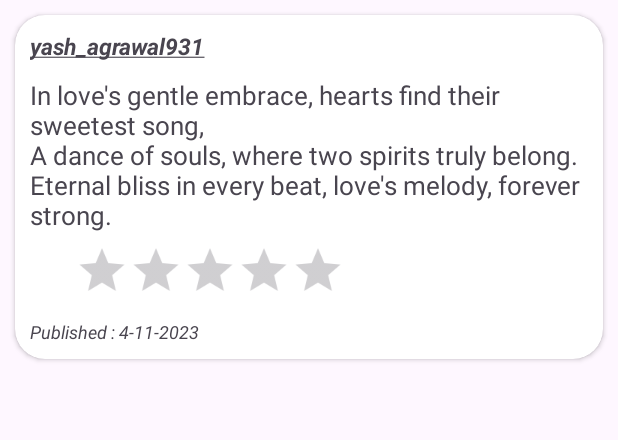
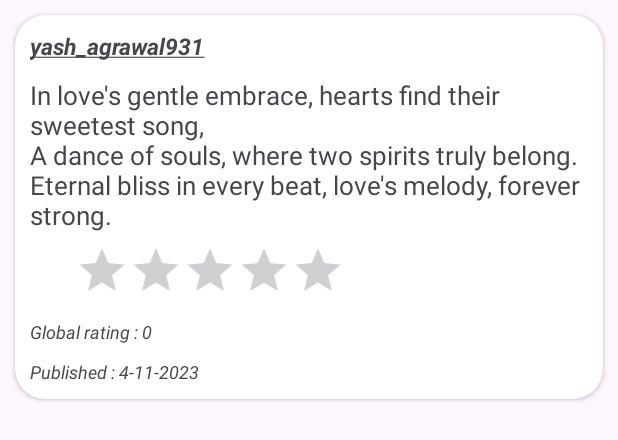
Before and after one commit to Yash-Agrawal-Company/VerseVista, an Android app: the layout poetry_list_item.xml on its own in the app's theme, with its tools: preview values and no code run, on a phone screen of 412 x 824 dp. Shown: the top 440 px of the screen. Run offline under Robolectric (Android 15) with nearby library versions, the phone set to English and light mode, and no system bars.

Commit message:
Rating system initiated

```diff
--- a/app/src/main/java/com/yashagrawal/versevista/MainActivity.kt
+++ b/app/src/main/java/com/yashagrawal/versevista/MainActivity.kt
@@ -97,7 +97,7 @@ class MainActivity : AppCompatActivity() {
                         myPoetries.add(currentPoetryData!!)
                     }
                 } else {
-                    showToast(this, "NO poetry till now")
+                    showToast(this, "No poetry till now")
                 }
                 poetryListAdapter.notifyDataSetChanged()
 
--- a/app/src/main/java/com/yashagrawal/versevista/models/PoetryModel.kt
+++ b/app/src/main/java/com/yashagrawal/versevista/models/PoetryModel.kt
@@ -1,8 +1,10 @@
 package com.yashagrawal.versevista.models
 
 data class PoetryModel(
+    var poetryId : String? = null,
     var poetry : String? = null,
     var username : String? = null,
     var date : String? = null,
-    var uid : String? = null
+    var uid : String? = null,
+    var  globalRating : Float = 0.0f
 )
--- /dev/null
+++ b/app/src/main/java/com/yashagrawal/versevista/models/RatingModel.kt
@@ -0,0 +1,6 @@
+package com.yashagrawal.versevista.models
+
+data class RatingModel(
+    var userId : String? = null,
+    var rating : Float = 0.0f
+)
--- a/app/src/main/res/layout/poetry_list_item.xml
+++ b/app/src/main/res/layout/poetry_list_item.xml
@@ -31,6 +31,7 @@
                 android:text="@string/poetry"
                 android:textSize="17sp"/>
             <RatingBar
+                android:id="@+id/ratingBar"
                 android:layout_width="wrap_content"
                 android:layout_height="wrap_content"
                 android:progressTint="@color/themeColor"
@@ -39,12 +40,21 @@
                 android:layout_gravity="start"
                 android:numStars="5"/>
             <TextView
+                android:id="@+id/globalRating"
+                android:layout_width="match_parent"
+                android:layout_height="wrap_content"
+                android:text="Global rating : 0 "
+                android:textStyle="italic"
+                android:layout_marginBottom="10dp"
+                android:textSize="12sp"/>
+            <TextView
                 android:id="@+id/dateOfPublished"
                 android:layout_width="match_parent"
                 android:layout_height="wrap_content"
                 android:text="Published : 4-11-2023"
                 android:textStyle="italic"
                 android:textSize="12sp"/>
+
         </LinearLayout>
     </androidx.cardview.widget.CardView>
 </LinearLayout>
```
Also changed, not shown: app/src/main/AndroidManifest.xml (+10 -6 lines), app/src/main/java/com/yashagrawal/versevista/WritingPoetryActivity.kt (+17 -5 lines), app/src/main/java/com/yashagrawal/versevista/adapter/PoetryListAdapter.kt (+84 -16 lines).
